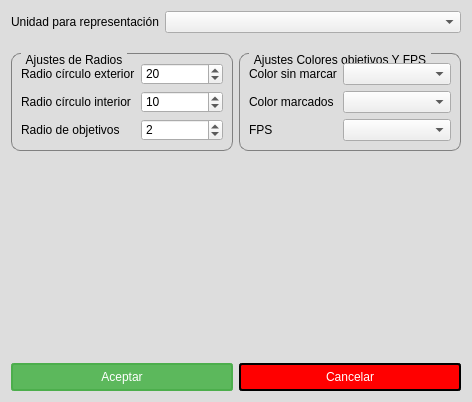
Old version of the form ajustesgrafico.ui in the repository hectorda/Bio-Feedback.
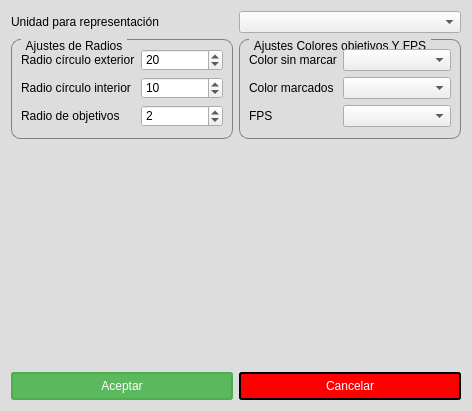
New version of the form. Icons and pictures are not drawn. Custom widgets are drawn as their Qt base class.

Commit message: Ajuste Layout AjustesGraficos

The edit to the form file:
```diff
--- a/ajustesgrafico.ui
+++ b/ajustesgrafico.ui
@@ -7,7 +7,7 @@
     <x>0</x>
     <y>0</y>
     <width>472</width>
-    <height>402</height>
+    <height>411</height>
    </rect>
   </property>
   <property name="sizePolicy">
@@ -43,35 +43,62 @@
   </property>
   <layout class="QVBoxLayout" name="verticalLayout">
    <item>
-    <layout class="QFormLayout" name="formLayout_2">
-     <item row="0" column="0">
-      <widget class="QLabel" name="labelUnidad">
-       <property name="text">
-        <string>Unidad para representación</string>
-       </property>
-      </widget>
-     </item>
-     <item row="0" column="1">
-      <widget class="QComboBox" name="comboBoxUnidadGrafico"/>
-     </item>
-    </layout>
-   </item>
-   <item>
-    <layout class="QHBoxLayout" name="horizontalLayout_4">
-     <item>
+    <layout class="QGridLayout" name="gridLayout_2">
+     <item row="1" column="0">
       <widget class="QGroupBox" name="groupBox">
+       <property name="sizePolicy">
+        <sizepolicy hsizetype="Preferred" vsizetype="Preferred">
+         <horstretch>0</horstretch>
+         <verstretch>0</verstretch>
+        </sizepolicy>
+       </property>
+       <property name="minimumSize">
+        <size>
+         <width>0</width>
+         <height>100</height>
+        </size>
+       </property>
+       <property name="maximumSize">
+        <size>
+         <width>16777215</width>
+         <height>100</height>
+        </size>
+       </property>
        <property name="title">
         <string>Ajustes de Radios</string>
        </property>
-       <layout class="QFormLayout" name="formLayout">
-        <item row="1" column="0">
+       <layout class="QGridLayout" name="gridLayout">
+        <item row="1" column="1">
+         <widget class="QSpinBox" name="spinBoxRInterior">
+          <property name="minimum">
+           <number>1</number>
+          </property>
+          <property name="maximum">
+           <number>90</number>
+          </property>
+          <property name="singleStep">
+           <number>2</number>
+          </property>
+          <property name="value">
+           <number>10</number>
+          </property>
+         </widget>
+        </item>
+        <item row="2" column="0">
+         <widget class="QLabel" name="labelRadioObjetivos">
+          <property name="text">
+           <string>Radio de objetivos</string>
+          </property>
+         </widget>
+        </item>
+        <item row="0" column="0">
          <widget class="QLabel" name="labelRadioCircExterior">
           <property name="text">
            <string>Radio círculo exterior</string>
           </property>
          </widget>
         </item>
-        <item row="1" column="1">
+        <item row="0" column="1">
          <widget class="QSpinBox" name="spinBoxRExterior">
           <property name="minimum">
            <number>1</number>
@@ -84,7 +111,7 @@
           </property>
          </widget>
         </item>
-        <item row="2" column="0">
+        <item row="1" column="0">
          <widget class="QLabel" name="labelRadioCircInterior">
           <property name="text">
            <string>Radio círculo interior</string>
@@ -92,29 +119,6 @@
          </widget>
         </item>
         <item row="2" column="1">
-         <widget class="QSpinBox" name="spinBoxRInterior">
-          <property name="minimum">
-           <number>1</number>
-          </property>
-          <property name="maximum">
-           <number>90</number>
-          </property>
-          <property name="singleStep">
-           <number>2</number>
-          </property>
-          <property name="value">
-           <number>10</number>
-          </property>
-         </widget>
-        </item>
-        <item row="3" column="0">
-         <widget class="QLabel" name="labelRadioObjetivos">
-          <property name="text">
-           <string>Radio de objetivos</string>
-          </property>
-         </widget>
-        </item>
-        <item row="3" column="1">
          <widget class="QSpinBox" name="spinBoxRObjetivo">
           <property name="minimum">
            <number>1</number>
@@ -130,8 +134,20 @@
        </layout>
       </widget>
      </item>
-     <item>
+     <item row="1" column="2">
       <widget class="QGroupBox" name="groupBox_2">
+       <property name="minimumSize">
+        <size>
+         <width>0</width>
+         <height>100</height>
+        </size>
+       </property>
+       <property name="maximumSize">
+        <size>
+         <width>16777215</width>
+         <height>100</height>
+        </size>
+       </property>
        <property name="title">
         <string>Ajustes Colores objetivos Y FPS</string>
        </property>
@@ -169,6 +185,16 @@
        </layout>
       </widget>
      </item>
+     <item row="0" column="0">
+      <widget class="QLabel" name="labelUnidad">
+       <property name="text">
+        <string>Unidad para representación</string>
+       </property>
+      </widget>
+     </item>
+     <item row="0" column="2">
+      <widget class="QComboBox" name="comboBoxUnidadGrafico"/>
+     </item>
     </layout>
    </item>
    <item>
```
